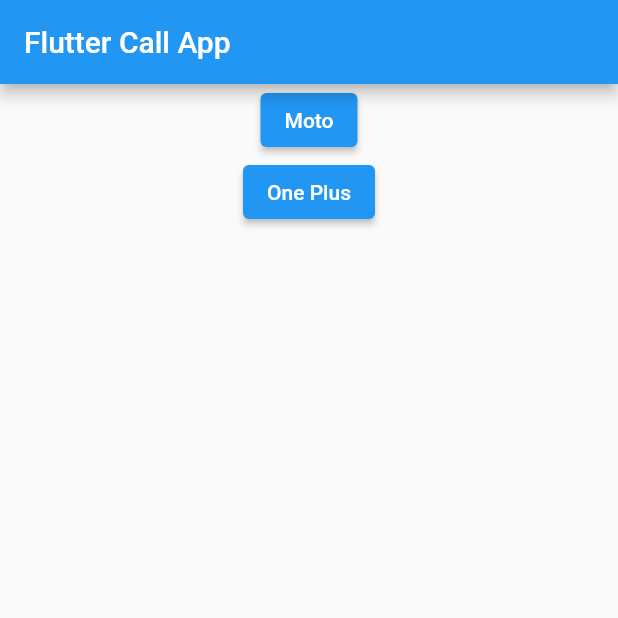
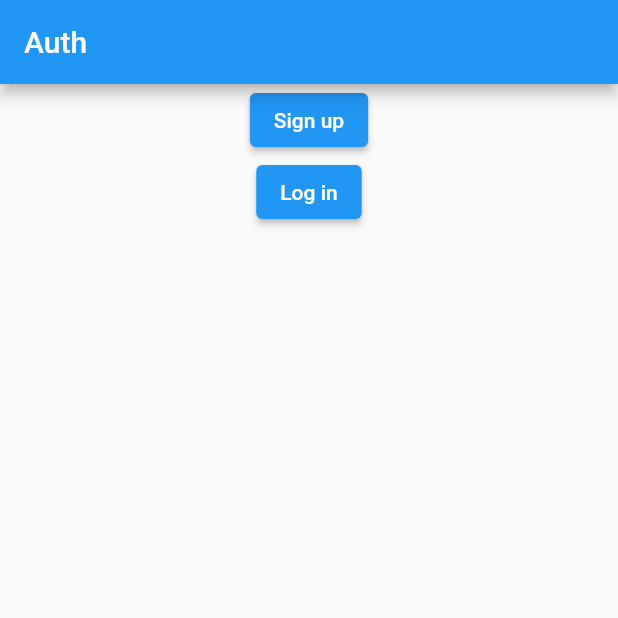
Before and after one commit to enamulaits22/calling_app_agora, a Flutter app: the screen it shows after launch, on a phone screen of 412 x 824 dp, the top half of it. Run offline on Flutter 3.47's test engine with Material 2 defaults, Android fonts, the phone set to English and light mode, and no system bars; our stand-ins replace firebase_auth, firebase_core, firebase_messaging, permission_handler, shared_preferences; missing offline and left inert: agora_rtc_engine, connectycube_flutter_call_kit, flutter_background_service, flutter_background_service_android; accounts and stored records are empty.

Commit message:
intregate firebase auth

```diff
--- /dev/null
+++ b/lib/authentication_page.dart
@@ -0,0 +1,52 @@
+
+import 'package:firebase_auth/firebase_auth.dart';
+import 'package:flutter/material.dart';
+
+class AuthenticationPage extends StatelessWidget {
+  const AuthenticationPage({Key? key}) : super(key: key);
+
+  @override
+  Widget build(BuildContext context) {
+    return Scaffold(
+      appBar: AppBar(
+        title: Text('Auth'),
+      ),
+      body: Center(
+        child: Column(
+          children: [
+            ElevatedButton(
+              onPressed: () {
+                signInUserWithEmailAndPassword(
+                  email: 'enamul@gmail.com',
+                  password: '123456',
+                );
+              },
+              child: Text('Sign up'),
+            ),
+            ElevatedButton(
+              onPressed: () {},
+              child: Text('Log in'),
+            ),
+          ],
+        ),
+      ),
+    );
+  }
+}
+
+Future<void> signInUserWithEmailAndPassword({required String email, required String password}) async {
+  try {
+  final credential = await FirebaseAuth.instance.createUserWithEmailAndPassword(
+    email: email,
+    password: password,
+  );
+} on FirebaseAuthException catch (e) {
+  if (e.code == 'weak-password') {
+    print('The password provided is too weak.');
+  } else if (e.code == 'email-already-in-use') {
+    print('The account already exists for that email.');
+  }
+} catch (e) {
+  print(e);
+}
+}
--- a/lib/main.dart
+++ b/lib/main.dart
@@ -1,3 +1,4 @@
+import 'package:calling_app/authentication_page.dart';
 import 'package:calling_app/config/utils/sp_utils.dart';
 import 'package:calling_app/services/setup_call_service.dart';
 import 'package:calling_app/home_page.dart';
@@ -56,7 +57,7 @@ class _MyAppState extends State<MyApp> {
       theme: ThemeData(
         primarySwatch: Colors.blue,
       ),
-      home: MyHomePage(),
+      home: AuthenticationPage(),
     );
   }
 }
--- a/pubspec.yaml
+++ b/pubspec.yaml
@@ -42,6 +42,7 @@ dependencies:
   http: ^0.13.0
   flutter_background_service: ^2.1.3
   shared_preferences: ^2.0.15
+  firebase_auth: ^3.4.1
 
 dev_dependencies:
   flutter_test:
```
Also changed, not shown: pubspec.lock.
